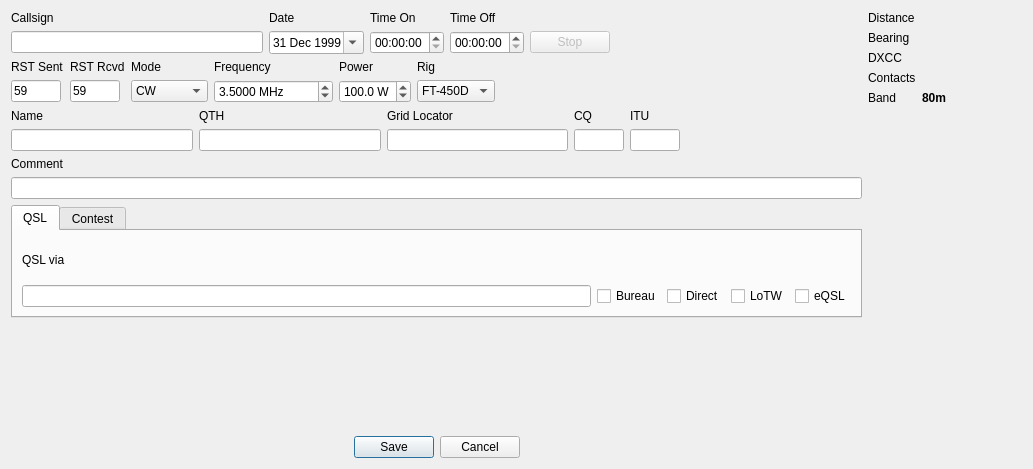
Qt form newcontactwidget.ui (7h0ma5/OpenShack) before a commit.
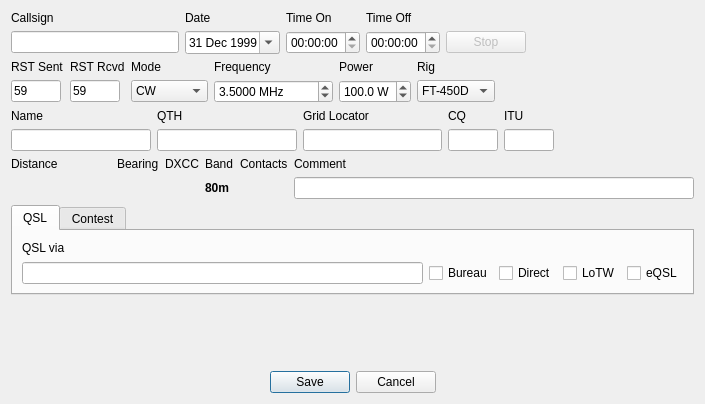
The same form after that commit.

Commit message: reorder NewContactWidget

Patch:
```diff
--- a/newcontactwidget.ui
+++ b/newcontactwidget.ui
@@ -6,8 +6,8 @@
    <rect>
     <x>0</x>
     <y>0</y>
-    <width>1033</width>
-    <height>469</height>
+    <width>705</width>
+    <height>404</height>
    </rect>
   </property>
   <property name="sizePolicy">
@@ -19,7 +19,7 @@
   <property name="windowTitle">
    <string>Form</string>
   </property>
-  <layout class="QGridLayout" name="gridLayout_6">
+  <layout class="QGridLayout" name="gridLayout_8">
    <item row="0" column="0">
     <layout class="QVBoxLayout" name="verticalLayout">
      <item>
@@ -468,14 +468,142 @@
       </layout>
      </item>
      <item>
-      <widget class="QLabel" name="commentLabel">
-       <property name="text">
-        <string>Comment</string>
-       </property>
-      </widget>
-     </item>
-     <item>
-      <widget class="QLineEdit" name="commentEdit"/>
+      <layout class="QGridLayout" name="gridLayout_6">
+       <item row="0" column="2">
+        <widget class="QLabel" name="dxccLabel">
+         <property name="font">
+          <font>
+           <weight>50</weight>
+           <bold>false</bold>
+          </font>
+         </property>
+         <property name="text">
+          <string>DXCC</string>
+         </property>
+        </widget>
+       </item>
+       <item row="0" column="3">
+        <widget class="QLabel" name="bandLabel">
+         <property name="text">
+          <string>Band</string>
+         </property>
+        </widget>
+       </item>
+       <item row="1" column="4">
+        <widget class="QLabel" name="contactInfo">
+         <property name="font">
+          <font>
+           <weight>75</weight>
+           <bold>true</bold>
+          </font>
+         </property>
+         <property name="text">
+          <string/>
+         </property>
+        </widget>
+       </item>
+       <item row="1" column="3">
+        <widget class="QLabel" name="bandText">
+         <property name="font">
+          <font>
+           <weight>75</weight>
+           <bold>true</bold>
+          </font>
+         </property>
+         <property name="text">
+          <string>80m</string>
+         </property>
+        </widget>
+       </item>
+       <item row="1" column="2">
+        <widget class="QLabel" name="dxccInfo">
+         <property name="font">
+          <font>
+           <weight>75</weight>
+           <bold>true</bold>
+          </font>
+         </property>
+         <property name="text">
+          <string/>
+         </property>
+        </widget>
+       </item>
+       <item row="0" column="4">
+        <widget class="QLabel" name="contactLabel">
+         <property name="font">
+          <font>
+           <weight>50</weight>
+           <bold>false</bold>
+          </font>
+         </property>
+         <property name="text">
+          <string>Contacts</string>
+         </property>
+        </widget>
+       </item>
+       <item row="1" column="0">
+        <widget class="QLabel" name="distanceInfo">
+         <property name="minimumSize">
+          <size>
+           <width>100</width>
+           <height>0</height>
+          </size>
+         </property>
+         <property name="font">
+          <font>
+           <weight>75</weight>
+           <bold>true</bold>
+          </font>
+         </property>
+         <property name="text">
+          <string notr="true"/>
+         </property>
+        </widget>
+       </item>
+       <item row="1" column="1">
+        <widget class="QLabel" name="bearingInfo">
+         <property name="font">
+          <font>
+           <weight>75</weight>
+           <bold>true</bold>
+          </font>
+         </property>
+         <property name="text">
+          <string/>
+         </property>
+        </widget>
+       </item>
+       <item row="0" column="0">
+        <widget class="QLabel" name="distanceLabel">
+         <property name="font">
+          <font>
+           <weight>50</weight>
+           <bold>false</bold>
+          </font>
+         </property>
+         <property name="text">
+          <string>Distance</string>
+         </property>
+        </widget>
+       </item>
+       <item row="0" column="1">
+        <widget class="QLabel" name="bearingLabel">
+         <property name="text">
+          <string>Bearing</string>
+         </property>
+        </widget>
+       </item>
+       <item row="0" column="5">
+        <widget class="QLabel" name="commentLabel">
+         <property name="text">
+          <string>Comment</string>
+         </property>
+        </widget>
+       </item>
+       <item row="1" column="5">
+        <widget class="QLineEdit" name="commentEdit"/>
+       </item>
+      </layout>
      </item>
      <item>
       <widget class="QTabWidget" name="tabWidget">
@@ -611,134 +739,6 @@
      </item>
     </layout>
    </item>
-   <item row="0" column="1">
-    <layout class="QFormLayout" name="formLayout_2">
-     <item row="0" column="0">
-      <widget class="QLabel" name="distanceLabel">
-       <property name="font">
-        <font>
-         <weight>50</weight>
-         <bold>false</bold>
-        </font>
-       </property>
-       <property name="text">
-        <string>Distance</string>
-       </property>
-      </widget>
-     </item>
-     <item row="0" column="1">
-      <widget class="QLabel" name="distanceInfo">
-       <property name="minimumSize">
-        <size>
-         <width>100</width>
-         <height>0</height>
-        </size>
-       </property>
-       <property name="font">
-        <font>
-         <weight>75</weight>
-         <bold>true</bold>
-        </font>
-       </property>
-       <property name="text">
-        <string notr="true"/>
-       </property>
-      </widget>
-     </item>
-     <item row="2" column="0">
-      <widget class="QLabel" name="dxccLabel">
-       <property name="font">
-        <font>
-         <weight>50</weight>
-         <bold>false</bold>
-        </font>
-       </property>
-       <property name="text">
-        <string>DXCC</string>
-       </property>
-      </widget>
-     </item>
-     <item row="2" column="1">
-      <widget class="QLabel" name="dxccInfo">
-       <property name="font">
-        <font>
-         <weight>75</weight>
-         <bold>true</bold>
-        </font>
-       </property>
-       <property name="text">
-        <string/>
-       </property>
-      </widget>
-     </item>
-     <item row="3" column="0">
-      <widget class="QLabel" name="contactLabel">
-       <property name="font">
-        <font>
-         <weight>50</weight>
-         <bold>false</bold>
-        </font>
-       </property>
-       <property name="text">
-        <string>Contacts</string>
-       </property>
-      </widget>
-     </item>
-     <item row="3" column="1">
-      <widget class="QLabel" name="contactInfo">
-       <property name="font">
-        <font>
-         <weight>75</weight>
-         <bold>true</bold>
-        </font>
-       </property>
-       <property name="text">
-        <string/>
-       </property>
-      </widget>
-     </item>
-     <item row="4" column="0">
-      <widget class="QLabel" name="bandLabel">
-       <property name="text">
-        <string>Band</string>
-       </property>
-      </widget>
-     </item>
-     <item row="4" column="1">
-      <widget class="QLabel" name="bandText">
-       <property name="font">
-        <font>
-         <weight>75</weight>
-         <bold>true</bold>
-        </font>
-       </property>
-       <property name="text">
-        <string>80m</string>
-       </property>
-      </widget>
-     </item>
-     <item row="1" column="0">
-      <widget class="QLabel" name="bearingLabel">
-       <property name="text">
-        <string>Bearing</string>
-       </property>
-      </widget>
-     </item>
-     <item row="1" column="1">
-      <widget class="QLabel" name="bearingInfo">
-       <property name="font">
-        <font>
-         <weight>75</weight>
-         <bold>true</bold>
-        </font>
-       </property>
-       <property name="text">
-        <string/>
-       </property>
-      </widget>
-     </item>
-    </layout>
-   </item>
   </layout>
  </widget>
  <tabstops>
```
